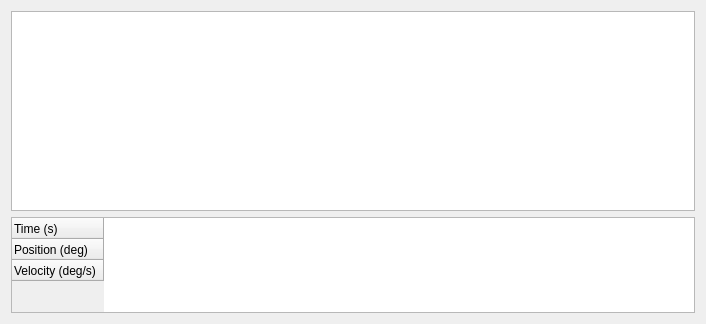
Above: march_rqt_gait_generator/resource/joint_setting.ui from project-march/ProjectMarch before the change. Below: the same form after it.
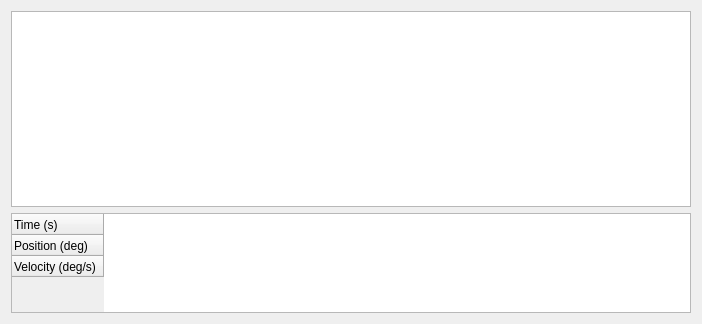
That is the form after the change. Custom widgets are drawn as their Qt base class.

Patch:
```diff
--- a/march_rqt_gait_generator/resource/joint_setting.ui
+++ b/march_rqt_gait_generator/resource/joint_setting.ui
@@ -11,7 +11,7 @@
    </rect>
   </property>
   <property name="sizePolicy">
-   <sizepolicy hsizetype="Maximum" vsizetype="Maximum">
+   <sizepolicy hsizetype="MinimumExpanding" vsizetype="MinimumExpanding">
     <horstretch>0</horstretch>
     <verstretch>0</verstretch>
    </sizepolicy>
@@ -26,7 +26,7 @@
    <item row="0" column="0">
     <widget class="GraphicsLayoutWidget" name="Plot">
      <property name="sizePolicy">
-      <sizepolicy hsizetype="MinimumExpanding" vsizetype="Maximum">
+      <sizepolicy hsizetype="MinimumExpanding" vsizetype="MinimumExpanding">
        <horstretch>0</horstretch>
        <verstretch>0</verstretch>
       </sizepolicy>
@@ -34,7 +34,7 @@
      <property name="minimumSize">
       <size>
        <width>0</width>
-       <height>200</height>
+       <height>100</height>
       </size>
      </property>
      <property name="contextMenuPolicy">
@@ -52,7 +52,7 @@
      </property>
      <property name="minimumSize">
       <size>
-       <width>684</width>
+       <width>100</width>
        <height>0</height>
       </size>
      </property>
```
